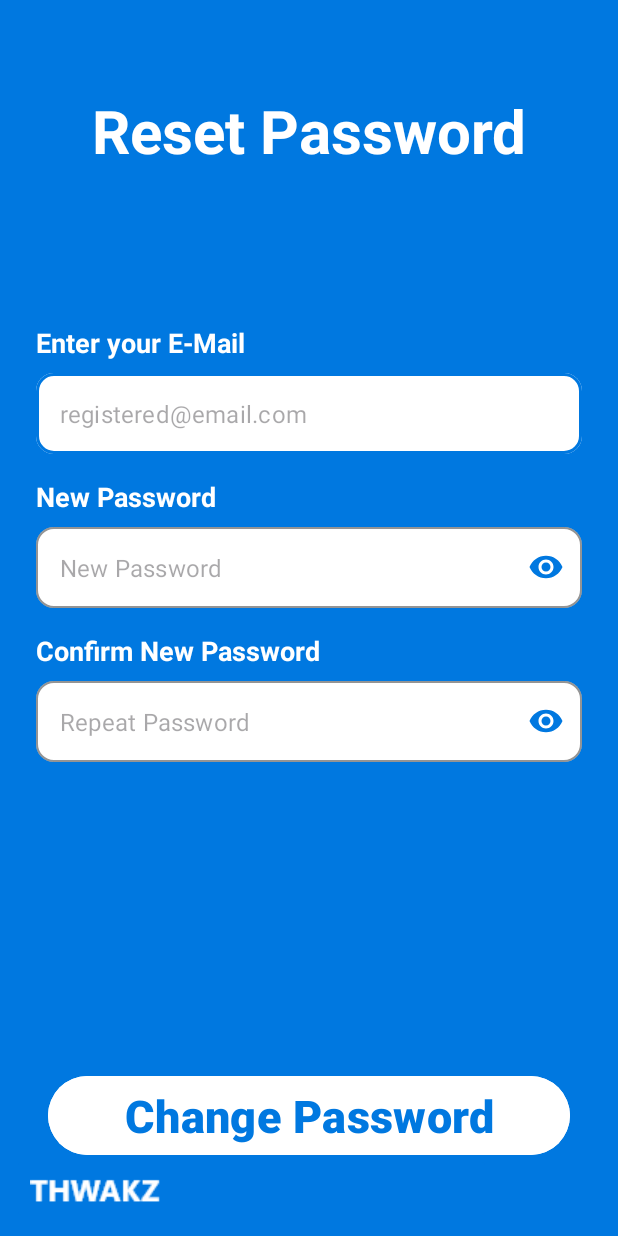
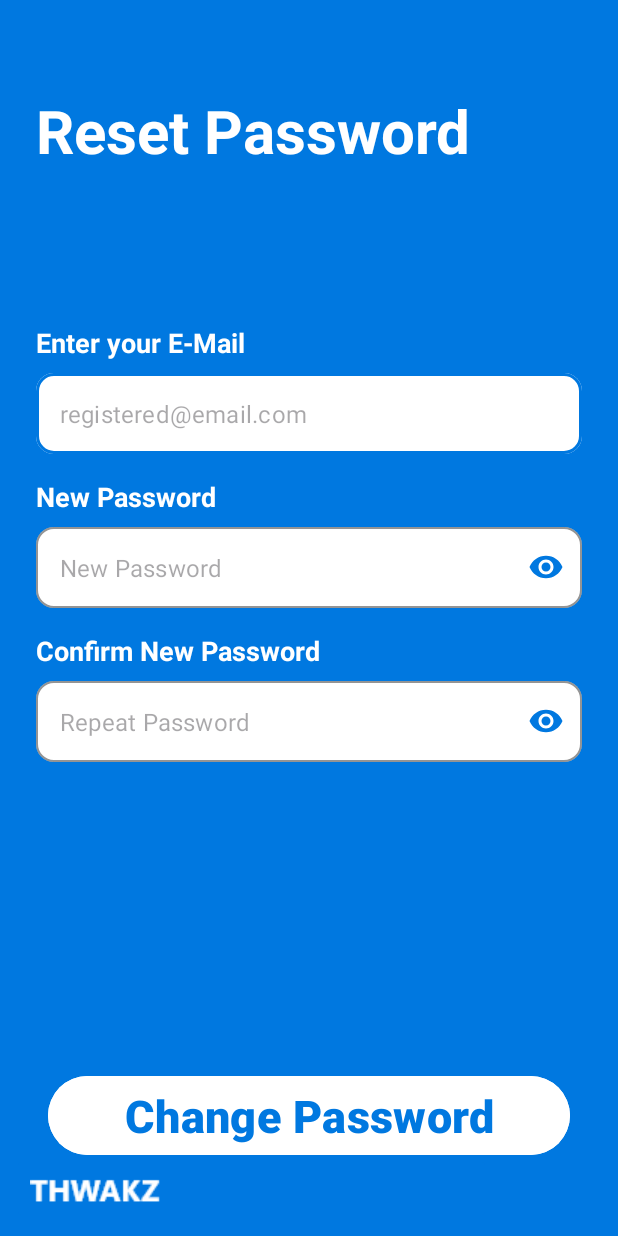
Before and after one commit to Ttgame007/IdoProject, an Android app: the ForgotPasswordActivity screen opened directly, with no data from a screen before it, on a phone screen of 412 x 824 dp. Run offline under Robolectric (Android 15) with nearby library versions, the phone set to English and light mode, and no system bars.

Commit message:
ui consistancy change

```diff
--- a/app/src/main/res/layout/activity_forgot_password.xml
+++ b/app/src/main/res/layout/activity_forgot_password.xml
@@ -12,12 +12,12 @@
         android:id="@+id/resetTitleTV"
         android:layout_width="wrap_content"
         android:layout_height="wrap_content"
+        android:layout_marginStart="24dp"
         android:layout_marginTop="60dp"
         android:text="Reset Password"
         android:textColor="@color/white"
         android:textSize="40sp"
         android:textStyle="bold"
-        app:layout_constraintEnd_toEndOf="parent"
         app:layout_constraintStart_toStartOf="parent"
         app:layout_constraintTop_toTopOf="parent" />
 
```
